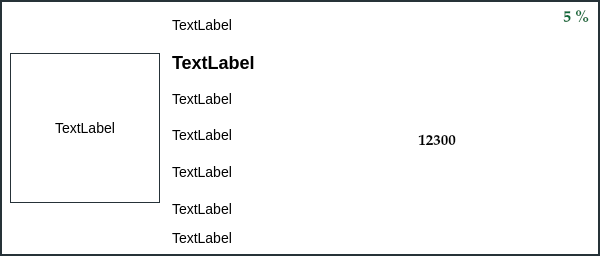
Before: the Qt Designer form ui/ItemWidget.ui in Leevandr/demo_final, drawn with Qt 5.
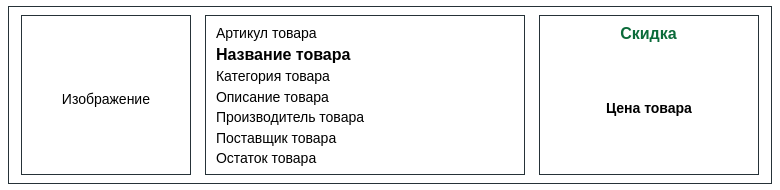
After: the same form once the commit is applied.

The edit to the form file:
```diff
--- a/ui/ItemWidget.ui
+++ b/ui/ItemWidget.ui
@@ -6,20 +6,14 @@
    <rect>
     <x>0</x>
     <y>0</y>
-    <width>600</width>
-    <height>256</height>
+    <width>780</width>
+    <height>190</height>
    </rect>
   </property>
   <property name="minimumSize">
    <size>
     <width>0</width>
-    <height>190</height>
-   </size>
-  </property>
-  <property name="maximumSize">
-   <size>
-    <width>16777215</width>
-    <height>55555</height>
+    <height>170</height>
    </size>
   </property>
   <property name="windowTitle">
@@ -27,21 +21,20 @@
   </property>
   <property name="styleSheet">
    <string notr="true">QWidget#ItemWidget {
+    background-color: transparent;
+}
+
+QFrame#frame_card {
     background-color: #ffffff;
-    border: 2px solid #263238;
+    border: 1px solid #263238;
     border-radius: 0px;
 }
 
-QWidget#ItemWidget[cardStatus=&quot;empty&quot;] {
-    background-color: #dff3ff;
-}
-
-QWidget#ItemWidget[cardStatus=&quot;discount&quot;] {
-    background-color: #2E8B57;
-}
-
-QWidget#ItemWidget[selected=&quot;true&quot;] {
-    border: 4px solid #1f6feb;
+QFrame#frame_image,
+QFrame#frame_info,
+QFrame#frame_price {
+    background-color: transparent;
+    border: 1px solid #263238;
 }
 
 QLabel {
@@ -51,9 +44,13 @@
     background: transparent;
 }
 
+QLabel#label_title,
+QLabel#label_price {
+    font-weight: bold;
+}
+
 QLabel#label_title {
-    font-size: 18px;
-    font-weight: bold;
+    font-size: 16px;
 }
 
 QLabel#label_discount {
@@ -62,236 +59,275 @@
     font-weight: bold;
 }
 
-QLabel#label_price {
-    font-size: 15px;
-    font-weight: bold;
-}
-
 QLabel#label_image {
-    background-color: transparent;
-    border: 1px solid #263238;
-    border-radius: 0px;
-}
-
-QWidget#ItemWidget[selected=&quot;true&quot;] QLabel {
     border: none;
-}
-
-QWidget#ItemWidget[selected=&quot;true&quot;] QLabel#label_image {
-    border: 1px solid #263238;
+    background-color: transparent;
 }</string>
   </property>
   <layout class="QVBoxLayout" name="verticalLayout_2">
    <property name="leftMargin">
-    <number>10</number>
+    <number>8</number>
    </property>
    <property name="topMargin">
-    <number>10</number>
+    <number>6</number>
    </property>
    <property name="rightMargin">
-    <number>10</number>
+    <number>8</number>
    </property>
    <property name="bottomMargin">
-    <number>10</number>
+    <number>6</number>
    </property>
    <item>
-    <layout class="QVBoxLayout" name="verticalLayout">
-     <item>
-      <layout class="QHBoxLayout" name="horizontalLayout">
-       <property name="spacing">
-        <number>12</number>
-       </property>
-       <item>
-        <widget class="QLabel" name="label_image">
-         <property name="alignment">
-          <set>Qt::AlignmentFlag::AlignCenter</set>
+    <widget class="QFrame" name="frame_card">
+     <property name="frameShape">
+      <enum>QFrame::Shape::StyledPanel</enum>
+     </property>
+     <property name="frameShadow">
+      <enum>QFrame::Shadow::Plain</enum>
+     </property>
+     <layout class="QHBoxLayout" name="horizontalLayout_card">
+      <property name="leftMargin">
+       <number>12</number>
+      </property>
+      <property name="topMargin">
+       <number>8</number>
+      </property>
+      <property name="rightMargin">
+       <number>12</number>
+      </property>
+      <property name="bottomMargin">
+       <number>8</number>
+      </property>
+      <property name="spacing">
+       <number>14</number>
+      </property>
+      <item>
+       <widget class="QFrame" name="frame_image">
+        <property name="minimumSize">
+         <size>
+          <width>170</width>
+          <height>150</height>
+         </size>
+        </property>
+        <property name="maximumSize">
+         <size>
+          <width>170</width>
+          <height>16777215</height>
+         </size>
+        </property>
+        <property name="frameShape">
+         <enum>QFrame::Shape::StyledPanel</enum>
+        </property>
+        <property name="frameShadow">
+         <enum>QFrame::Shadow::Plain</enum>
+        </property>
+        <layout class="QVBoxLayout" name="verticalLayout_image">
+         <property name="leftMargin">
+          <number>8</number>
          </property>
-         <property name="minimumSize">
-          <size>
-           <width>150</width>
-           <height>150</height>
-          </size>
+         <property name="topMargin">
+          <number>8</number>
          </property>
-         <property name="maximumSize">
-          <size>
-           <width>150</width>
-           <height>150</height>
-          </size>
+         <property name="rightMargin">
+          <number>8</number>
          </property>
-         <property name="text">
-          <string>TextLabel</string>
+         <property name="bottomMargin">
+          <number>8</number>
          </property>
-        </widget>
-       </item>
-       <item>
-        <layout class="QVBoxLayout" name="verticalLayout_3">
+         <item alignment="Qt::AlignmentFlag::AlignCenter">
+          <widget class="QLabel" name="label_image">
+           <property name="minimumSize">
+            <size>
+             <width>150</width>
+             <height>150</height>
+            </size>
+           </property>
+           <property name="maximumSize">
+            <size>
+             <width>150</width>
+             <height>150</height>
+            </size>
+           </property>
+           <property name="text">
+            <string>Изображение</string>
+           </property>
+           <property name="alignment">
+            <set>Qt::AlignmentFlag::AlignCenter</set>
+           </property>
+          </widget>
+         </item>
+        </layout>
+       </widget>
+      </item>
+      <item>
+       <widget class="QFrame" name="frame_info">
+        <property name="frameShape">
+         <enum>QFrame::Shape::StyledPanel</enum>
+        </property>
+        <property name="frameShadow">
+         <enum>QFrame::Shadow::Plain</enum>
+        </property>
+        <layout class="QVBoxLayout" name="verticalLayout_info">
+         <property name="leftMargin">
+          <number>10</number>
+         </property>
+         <property name="topMargin">
+          <number>8</number>
+         </property>
+         <property name="rightMargin">
+          <number>10</number>
+         </property>
+         <property name="bottomMargin">
+          <number>8</number>
+         </property>
+         <property name="spacing">
+          <number>4</number>
+         </property>
          <item>
           <widget class="QLabel" name="label_article">
-           <property name="minimumSize">
-            <size>
-             <width>0</width>
-             <height>30</height>
-            </size>
-           </property>
            <property name="text">
-            <string>TextLabel</string>
+            <string>Артикул товара</string>
            </property>
           </widget>
          </item>
          <item>
-        <widget class="QLabel" name="label_title">
-           <property name="minimumSize">
-            <size>
-             <width>0</width>
-             <height>30</height>
-           </size>
-          </property>
-          <property name="wordWrap">
-           <bool>true</bool>
-          </property>
-          <property name="text">
-            <string>TextLabel</string>
+          <widget class="QLabel" name="label_title">
+           <property name="text">
+            <string>Название товара</string>
+           </property>
+           <property name="wordWrap">
+            <bool>true</bool>
            </property>
           </widget>
          </item>
          <item>
           <widget class="QLabel" name="label_category">
-           <property name="minimumSize">
-            <size>
-             <width>0</width>
-             <height>30</height>
-            </size>
-           </property>
            <property name="text">
-            <string>TextLabel</string>
+            <string>Категория товара</string>
            </property>
           </widget>
          </item>
          <item>
-        <widget class="QLabel" name="label_description">
-           <property name="minimumSize">
-            <size>
-             <width>200</width>
-             <height>30</height>
-           </size>
-          </property>
-          <property name="wordWrap">
-           <bool>true</bool>
-          </property>
-          <property name="text">
-            <string>TextLabel</string>
+          <widget class="QLabel" name="label_description">
+           <property name="text">
+            <string>Описание товара</string>
+           </property>
+           <property name="wordWrap">
+            <bool>true</bool>
            </property>
           </widget>
          </item>
          <item>
           <widget class="QLabel" name="label_manufacrure">
-           <property name="minimumSize">
-            <size>
-             <width>0</width>
-             <height>30</height>
-            </size>
-           </property>
            <property name="text">
-            <string>TextLabel</string>
+            <string>Производитель товара</string>
            </property>
           </widget>
          </item>
          <item>
           <widget class="QLabel" name="label_suppiler">
-           <property name="minimumSize">
-            <size>
-             <width>0</width>
-             <height>30</height>
-            </size>
-           </property>
            <property name="text">
-            <string>TextLabel</string>
+            <string>Поставщик товара</string>
            </property>
           </widget>
          </item>
          <item>
-         <widget class="QLabel" name="label_quantity">
-          <property name="maximumSize">
-           <size>
-             <width>16777215</width>
-             <height>30</height>
-            </size>
-           </property>
+          <widget class="QLabel" name="label_quantity">
            <property name="text">
-            <string>TextLabel</string>
+            <string>Остаток товара</string>
            </property>
           </widget>
          </item>
         </layout>
-       </item>
-       <item>
-        <layout class="QVBoxLayout" name="verticalLayout_4">
-         <item alignment="Qt::AlignmentFlag::AlignRight|Qt::AlignmentFlag::AlignTop">
+       </widget>
+      </item>
+      <item>
+       <widget class="QFrame" name="frame_price">
+        <property name="minimumSize">
+         <size>
+          <width>190</width>
+          <height>0</height>
+         </size>
+        </property>
+        <property name="maximumSize">
+         <size>
+          <width>220</width>
+          <height>16777215</height>
+         </size>
+        </property>
+        <property name="frameShape">
+         <enum>QFrame::Shape::StyledPanel</enum>
+        </property>
+        <property name="frameShadow">
+         <enum>QFrame::Shadow::Plain</enum>
+        </property>
+        <layout class="QVBoxLayout" name="verticalLayout_price">
+         <property name="leftMargin">
+          <number>8</number>
+         </property>
+         <property name="topMargin">
+          <number>8</number>
+         </property>
+         <property name="rightMargin">
+          <number>8</number>
+         </property>
+         <property name="bottomMargin">
+          <number>8</number>
+         </property>
+         <item alignment="Qt::AlignmentFlag::AlignCenter">
           <widget class="QLabel" name="label_discount">
-           <property name="minimumSize">
-            <size>
-             <width>0</width>
-             <height>0</height>
-            </size>
-           </property>
-           <property name="maximumSize">
-            <size>
-             <width>90</width>
-             <height>40</height>
-            </size>
-           </property>
-           <property name="font">
-            <font>
-             <family>Palatino Linotype</family>
-             <pointsize>16</pointsize>
-             <bold>false</bold>
-            </font>
-           </property>
            <property name="text">
-            <string>5 %</string>
+            <string>Скидка</string>
            </property>
+           <property name="alignment">
+            <set>Qt::AlignmentFlag::AlignCenter</set>
+           </property>
           </widget>
          </item>
-         <item alignment="Qt::AlignmentFlag::AlignLeft|Qt::AlignmentFlag::AlignTop">
-         <widget class="QLabel" name="label_price">
-           <property name="minimumSize">
-            <size>
-             <width>100</width>
-             <height>0</height>
-            </size>
+         <item>
+          <spacer name="verticalSpacer">
+           <property name="orientation">
+            <enum>Qt::Orientation::Vertical</enum>
            </property>
-           <property name="maximumSize">
+           <property name="sizeHint" stdset="0">
             <size>
-             <width>400</width>
-             <height>200</height>
+             <width>20</width>
+             <height>20</height>
             </size>
            </property>
-           <property name="font">
-            <font>
-             <family>Palatino Linotype</family>
-             <pointsize>10</pointsize>
-             <bold>false</bold>
-           </font>
-          </property>
-          <property name="wordWrap">
-           <bool>true</bool>
-          </property>
-           <property name="layoutDirection">
-            <enum>Qt::LayoutDirection::LeftToRight</enum>
-           </property>
+          </spacer>
+         </item>
+         <item alignment="Qt::AlignmentFlag::AlignCenter">
+          <widget class="QLabel" name="label_price">
            <property name="text">
-            <string>12300</string>
+            <string>Цена товара</string>
            </property>
            <property name="alignment">
             <set>Qt::AlignmentFlag::AlignCenter</set>
            </property>
+           <property name="wordWrap">
+            <bool>true</bool>
+           </property>
           </widget>
          </item>
+         <item>
+          <spacer name="verticalSpacer_2">
+           <property name="orientation">
+            <enum>Qt::Orientation::Vertical</enum>
+           </property>
+           <property name="sizeHint" stdset="0">
+            <size>
+             <width>20</width>
+             <height>20</height>
+            </size>
+           </property>
+          </spacer>
+         </item>
         </layout>
-       </item>
-      </layout>
-     </item>
-    </layout>
+       </widget>
+      </item>
+     </layout>
+    </widget>
    </item>
   </layout>
  </widget>
```
Left out of the diff: 4 changed lines with no effect on the pictures.
